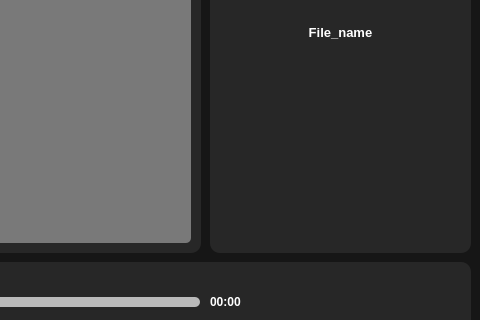
Above: mainwindow.ui from Kantisaranucheep/Audify_3 before the change; both pictures show x 600 to 1080 and y 258 to 578 of the 1080 by 720 pixel window. Below: the same form after it.
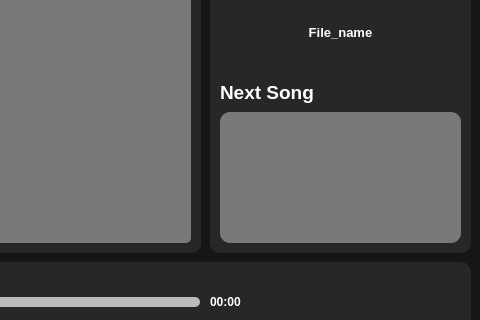
That is the form after the change.

Commit message: fix some bugs and add nextsong function

Patch:
```diff
--- a/mainwindow.ui
+++ b/mainwindow.ui
@@ -116,7 +116,7 @@
  QListWidget::item {
         margin:5px;
 border-radius: 10px;
-height: 50px;
+height: 75px;
 background-color:rgb(29, 29, 29);
 color:rgb(255, 255, 255);
 font-weight: bold;
@@ -501,9 +501,74 @@
       <string/>
      </property>
     </widget>
+    <widget class="QListWidget" name="nextsong">
+     <property name="geometry">
+      <rect>
+       <x>10</x>
+       <y>360</y>
+       <width>241</width>
+       <height>131</height>
+      </rect>
+     </property>
+     <property name="styleSheet">
+      <string notr="true">QListWidget{
+background-color: rgb(121, 121, 121);
+                          border-radius: 10px;
+
+
+}
+ QListWidget::item {
+        margin:8px;
+border-radius: 10px;
+height: 75px;
+background-color:rgb(29, 29, 29);
+color:rgb(255, 255, 255);
+font-weight: bold;
+
+
+    }</string>
+     </property>
+     <property name="verticalScrollBarPolicy">
+      <enum>Qt::ScrollBarAlwaysOff</enum>
+     </property>
+     <property name="horizontalScrollBarPolicy">
+      <enum>Qt::ScrollBarAlwaysOff</enum>
+     </property>
+     <property name="sortingEnabled">
+      <bool>false</bool>
+     </property>
+    </widget>
+    <widget class="QLabel" name="label_5">
+     <property name="geometry">
+      <rect>
+       <x>10</x>
+       <y>325</y>
+       <width>171</width>
+       <height>31</height>
+      </rect>
+     </property>
+     <property name="font">
+      <font>
+       <family>Arial</family>
+       <pointsize>14</pointsize>
+       <bold>true</bold>
+      </font>
+     </property>
+     <property name="styleSheet">
+      <string notr="true">QLabel{
+
+	color:rgb(255, 255, 255);
+}</string>
+     </property>
+     <property name="text">
+      <string>Next Song</string>
+     </property>
+    </widget>
     <zorder>label_4</zorder>
     <zorder>label_File_Name</zorder>
     <zorder>label_2</zorder>
+    <zorder>nextsong</zorder>
+    <zorder>label_5</zorder>
    </widget>
    <widget class="QFrame" name="frame">
     <property name="geometry">
```
The commit also changes 4 other files.
